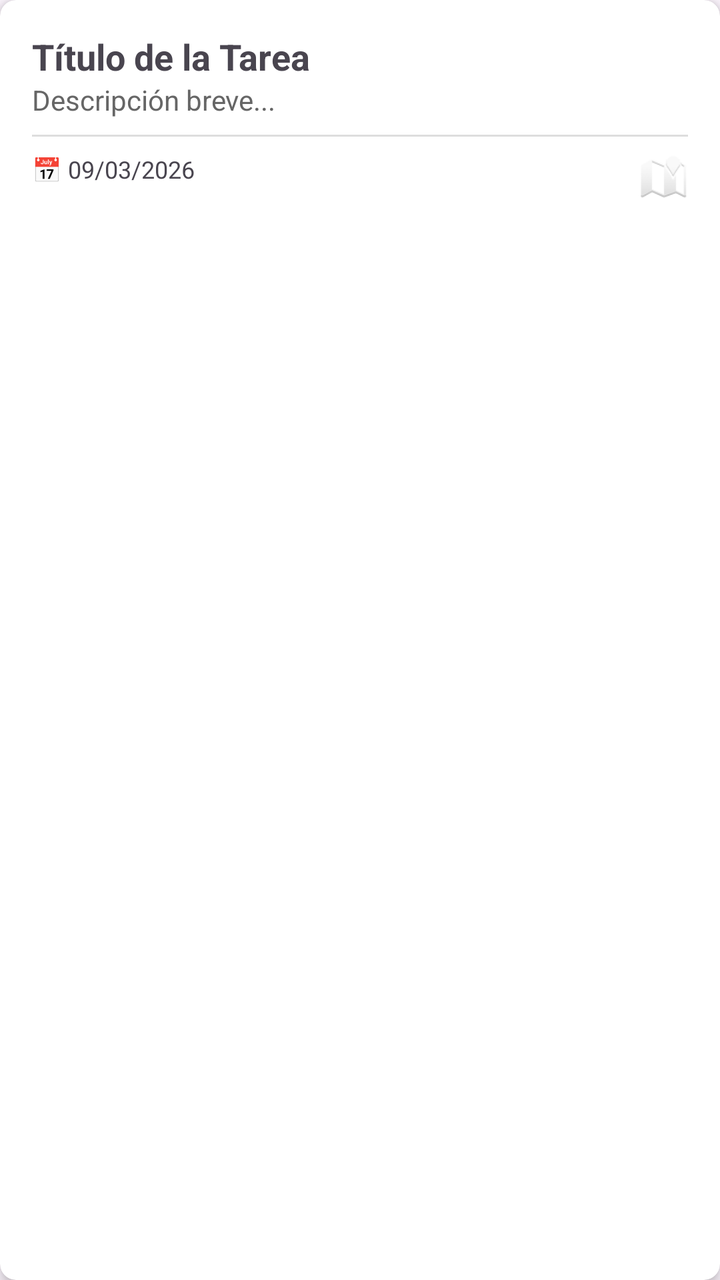
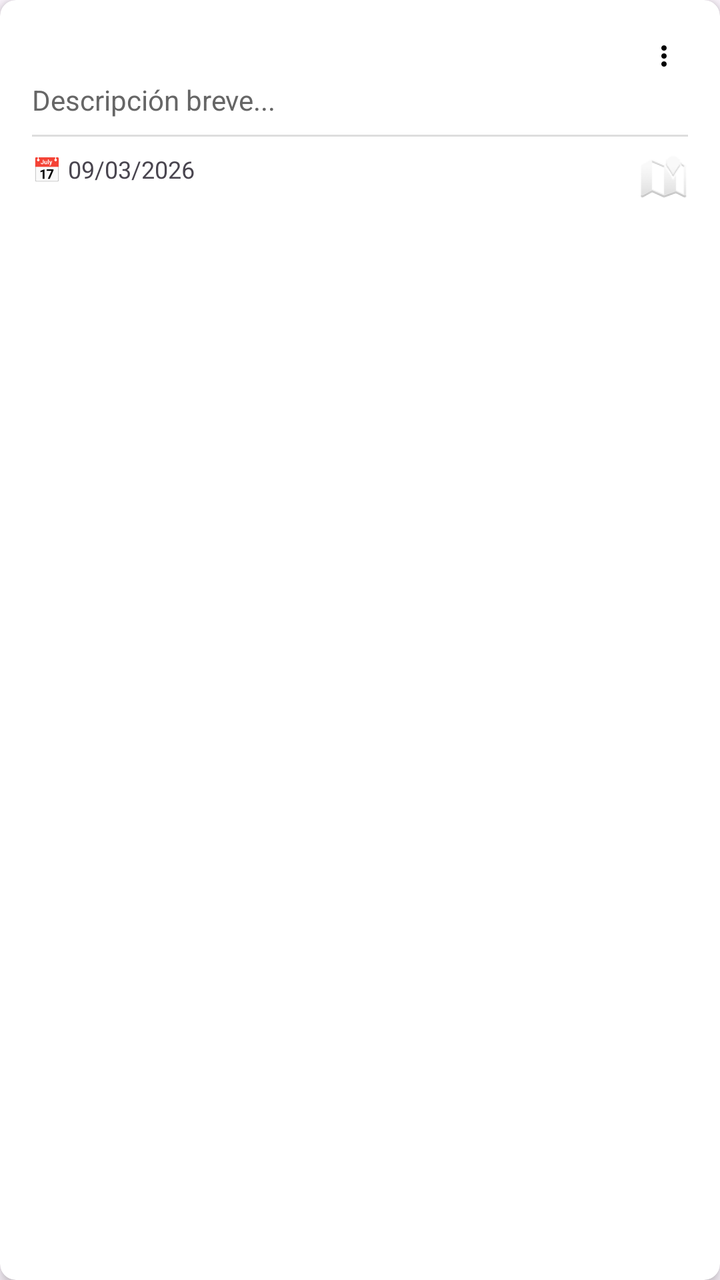

Screens rendered from an Android XML layout before and after an edit, with the pre-edit source and the edit as a unified diff.
<!-- AndroidManifest.xml: application theme Theme.DASPROYECTO -->
<!-- res/layout/item_tarea.xml -->
<?xml version="1.0" encoding="utf-8"?>
<androidx.cardview.widget.CardView
    xmlns:android="http://schemas.android.com/apk/res/android"
    xmlns:app="http://schemas.android.com/apk/res-auto"
    android:id="@+id/cardViewTarea"
    android:layout_width="match_parent"
    android:layout_height="wrap_content"
    android:layout_margin="8dp"
    app:cardCornerRadius="8dp"
    app:cardElevation="4dp">

    <LinearLayout
        android:layout_width="match_parent"
        android:layout_height="wrap_content"
        android:orientation="vertical"
        android:padding="16dp">

        <TextView
            android:id="@+id/tvTitulo"
            android:layout_width="match_parent"
            android:layout_height="wrap_content"
            android:text="Título de la Tarea"
            android:textSize="18sp"
            android:textStyle="bold" />

        <TextView
            android:id="@+id/tvDescripcion"
            android:layout_width="match_parent"
            android:layout_height="wrap_content"
            android:text="Descripción breve..."
            android:textColor="#666666" />

        <View
            android:layout_width="match_parent"
            android:layout_height="1dp"
            android:layout_marginVertical="8dp"
            android:background="#DDDDDD" />

        <LinearLayout
            android:layout_width="match_parent"
            android:layout_height="wrap_content"
            android:orientation="horizontal">

            <TextView
                android:id="@+id/tvFecha"
                android:layout_width="0dp"
                android:layout_height="wrap_content"
                android:layout_weight="1"
                android:text="📅 09/03/2026"
                android:textSize="12sp" />

            <ImageView
                android:id="@+id/btnMaps"
                android:layout_width="24dp"
                android:layout_height="24dp"
                android:src="@android:drawable/ic_dialog_map"
                android:contentDescription="Abrir en Maps" />
        </LinearLayout>

    </LinearLayout>
</androidx.cardview.widget.CardView>
<!-- resources referenced by this layout -->
<resources>
  <style name="Theme.DASPROYECTO" parent="Base.Theme.DASPROYECTO" />
  <style name="Base.Theme.DASPROYECTO" parent="Theme.Material3.DayNight.NoActionBar">
          
          
      </style>
</resources>

<!-- the commit's change to res/layout/item_tarea.xml (unified diff, before → after) -->
@@ -15,19 +15,37 @@
         android:orientation="vertical"
         android:padding="16dp">
 
-        <TextView
-            android:id="@+id/tvTitulo"
+        <LinearLayout
             android:layout_width="match_parent"
             android:layout_height="wrap_content"
-            android:text="Título de la Tarea"
-            android:textSize="18sp"
-            android:textStyle="bold" />
+            android:orientation="horizontal"
+            android:gravity="center_vertical">
+
+            <TextView
+                android:id="@+id/tvTitulo"
+                android:layout_width="0dp"
+                android:layout_height="wrap_content"
+                android:layout_weight="1"
+                android:text="@string/titulo_de_la_tarea"
+                android:textSize="18sp"
+                android:textStyle="bold" />
+
+            <ImageView
+                android:id="@+id/btnMenu"
+                android:layout_width="24dp"
+                android:layout_height="24dp"
+                android:src="@drawable/ic_more_vert"
+                android:contentDescription="@string/opciones"
+                android:padding="4dp"
+                android:background="?attr/selectableItemBackgroundBorderless"/>
+
+        </LinearLayout>
 
         <TextView
             android:id="@+id/tvDescripcion"
             android:layout_width="match_parent"
             android:layout_height="wrap_content"
-            android:text="Descripción breve..."
+            android:text="@string/descripci_n_breve"
             android:textColor="#666666" />
 
         <View
@@ -46,7 +64,7 @@
                 android:layout_width="0dp"
                 android:layout_height="wrap_content"
                 android:layout_weight="1"
-                android:text="📅 09/03/2026"
+                android:text="@string/_09_03_2026"
                 android:textSize="12sp" />
 
             <ImageView
@@ -54,7 +72,7 @@
                 android:layout_width="24dp"
                 android:layout_height="24dp"
                 android:src="@android:drawable/ic_dialog_map"
-                android:contentDescription="Abrir en Maps" />
+                android:contentDescription="@string/abrir_en_maps" />
         </LinearLayout>
 
     </LinearLayout>
<!-- resource entries referenced after the edit -->
@@ -1,5 +1,20 @@
 <!-- resources referenced by this layout -->
 <resources>
+  <!-- drawable ic_more_vert (drawable) -->
+  <vector xmlns:android="http://schemas.android.com/apk/res/android"
+      android:width="24dp"
+      android:height="24dp"
+      android:viewportWidth="24.0"
+      android:viewportHeight="24.0">
+      <path
+          android:fillColor="#FF000000"
+          android:pathData="M12,8c1.1,0 2,-0.9 2,-2s-0.9,-2 -2,-2 -2,0.9 -2,2 0.9,2 2,2zM12,10c-1.1,0 -2,0.9 -2,2s0.9,2 2,2 2,-0.9 2,-2 -0.9,-2 -2,-2zM12,16c-1.1,0 -2,0.9 -2,2s0.9,2 2,2 2,-0.9 2,-2 -0.9,-2 -2,-2z"/>
+  </vector>
+  <string name="_09_03_2026">📅 09/03/2026</string>
+  <string name="abrir_en_maps">Abrir en Maps</string>
+  <string name="descripci_n_breve">Descripción breve...</string>
+  <string name="opciones">Opciones</string>
+  <string name="titulo_de_la_tarea" />
   <style name="Theme.DASPROYECTO" parent="Base.Theme.DASPROYECTO" />
   <style name="Base.Theme.DASPROYECTO" parent="Theme.Material3.DayNight.NoActionBar">
           
